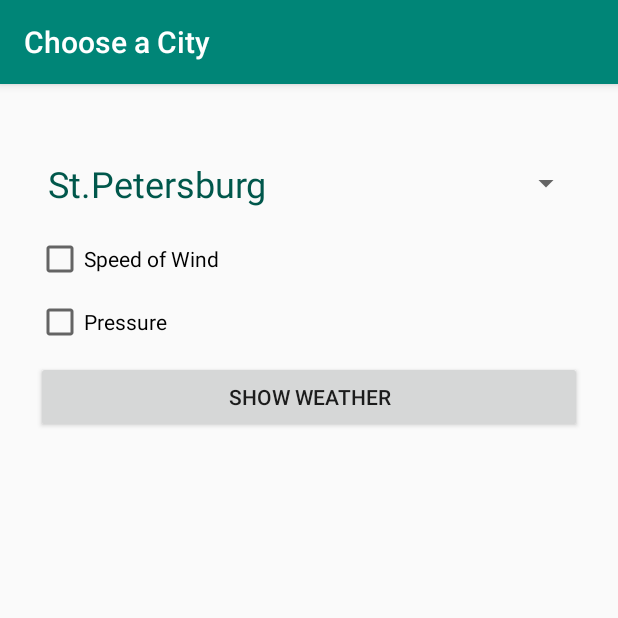
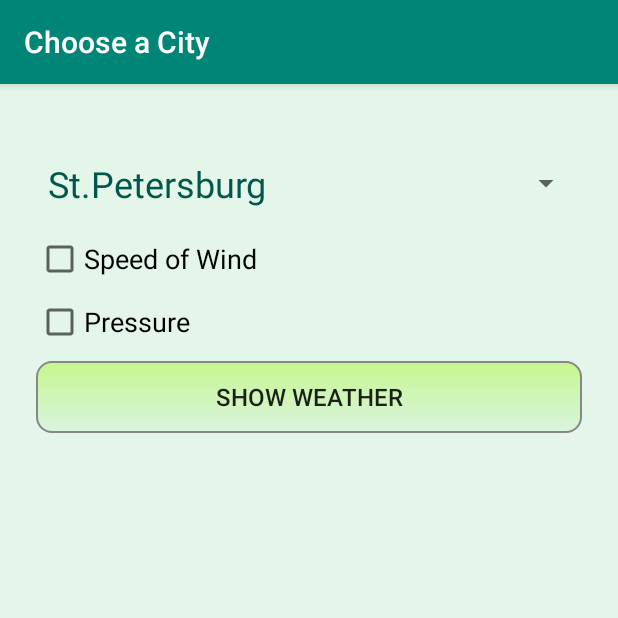
Before and after one commit to bartex12/Android_1, an Android app: the screen it shows after launch (ChooseActivity), on a phone screen of 412 x 824 dp, the top half of it. Run offline under Robolectric (Android 15) with nearby library versions, the phone set to English and light mode, and no system bars.

Commit message:
фон для активностей и кнопки

```diff
--- a/app/src/main/java/com/geekbrains/a1l1_helloworld/ChooseActivity.java
+++ b/app/src/main/java/com/geekbrains/a1l1_helloworld/ChooseActivity.java
@@ -69,7 +69,7 @@ public class ChooseActivity extends AppCompatActivity {
         buttonShow.setOnClickListener(new View.OnClickListener() {
             @Override
             public void onClick(View v) {
-                //так можно получить город через спиннер
+                //а так можно получить город через спиннер
                 city =  spinnerTowns.getSelectedItem().toString();
                 boolean isWind = checkBoxWind.isChecked();
                 boolean isPressure = checkBoxPressure.isChecked();
--- a/app/src/main/java/com/geekbrains/a1l1_helloworld/GreetingsBuilder.java
+++ b/app/src/main/java/com/geekbrains/a1l1_helloworld/GreetingsBuilder.java
@@ -10,7 +10,7 @@ class GreetingsBuilder {
     private static final String TAG = "33333";
 
     String getGreetings(Context context) {
-        Calendar calendar = new GregorianCalendar();
+         Calendar calendar = new GregorianCalendar();
         int currentHour = calendar.get(Calendar.HOUR_OF_DAY);  // час через календарь теперь так
         Log.d(TAG, "currentHour = " + currentHour);
 
--- a/app/src/main/java/com/geekbrains/a1l1_helloworld/ShowActivity.java
+++ b/app/src/main/java/com/geekbrains/a1l1_helloworld/ShowActivity.java
@@ -50,8 +50,8 @@ public class ShowActivity extends AppCompatActivity {
     // учебным характером задачи. Поэтому при повороте экрана данные меняются, поскольку
     //они рандомно формируются в showData(), вызываемом в onCreate() при повороте экрана
     private void showData() {
-        String c = getResources().getString(R.string.city) + ": " + city;
-        textViewCity.setText(c);
+
+        textViewCity.setText(city);
 
         //формируем строку в зависимости от времени суток
         String text = new GreetingsBuilder().getGreetings(getApplicationContext());
@@ -74,6 +74,4 @@ public class ShowActivity extends AppCompatActivity {
        }
 
     }
-
-
 }
--- /dev/null
+++ b/app/src/main/res/drawable/draw.xml
@@ -0,0 +1,15 @@
+<?xml version="1.0" encoding="utf-8"?>
+<shape xmlns:android="http://schemas.android.com/apk/res/android"
+       android:shape="rectangle">
+
+    <gradient
+        android:startColor="#80cff2da"
+        android:endColor="#C6F78D"
+        android:angle="90"/>
+
+    <corners android:radius="10dp" />
+
+    <stroke android:width="1dp"
+        android:color="#878787"/>
+
+</shape>
--- a/app/src/main/res/layout-land/activity_main.xml
+++ b/app/src/main/res/layout-land/activity_main.xml
@@ -4,6 +4,7 @@
     xmlns:tools="http://schemas.android.com/tools"
     android:layout_width="match_parent"
     android:layout_height="match_parent"
+    android:background="#80cff2da"
     tools:context=".ShowActivity">
 
     <LinearLayout
@@ -15,7 +16,8 @@
             android:id="@+id/textViewCity"
             android:layout_width="wrap_content"
             android:layout_height="wrap_content"
-            android:layout_gravity="center_horizontal"
+            android:layout_gravity="start"
+            android:layout_marginStart="24dp"
             android:layout_marginTop="24dp"
             android:text="@string/city"
             android:textColor="@color/colorAccent"
@@ -39,6 +41,7 @@
             android:layout_height="wrap_content"
             android:layout_gravity="start"
             android:layout_marginStart="24dp"
+            android:layout_marginTop="8dp"
             android:textColor="@color/colorPrimaryDark"
             android:textSize="20sp" />
 
@@ -48,6 +51,7 @@
             android:layout_height="wrap_content"
             android:layout_gravity="start"
             android:layout_marginStart="24dp"
+            android:layout_marginBottom="8dp"
             android:textColor="@color/colorPrimaryDark"
             android:textSize="20sp" />
 
--- a/app/src/main/res/layout/activity_choose.xml
+++ b/app/src/main/res/layout/activity_choose.xml
@@ -4,6 +4,7 @@
     xmlns:tools="http://schemas.android.com/tools"
     android:layout_width="match_parent"
     android:layout_height="match_parent"
+    android:background="#80cff2da"
     tools:context=".ChooseActivity">
 
     <LinearLayout
@@ -31,14 +32,16 @@
             android:layout_width="match_parent"
             android:layout_height="wrap_content"
             android:layout_marginTop="10dp"
-            android:text="@string/WindSpeed" />
+            android:text="@string/WindSpeed"
+            android:textSize="18sp" />
 
         <CheckBox
             android:id="@+id/checkBoxPressure"
             android:layout_width="match_parent"
             android:layout_height="wrap_content"
             android:layout_marginTop="10dp"
-            android:text="@string/Pressure" />
+            android:text="@string/Pressure"
+            android:textSize="18sp" />
 
         <Button
             android:id="@+id/buttonShow"
@@ -46,7 +49,9 @@
             android:layout_height="wrap_content"
             android:layout_gravity="center_horizontal"
             android:layout_marginTop="10dp"
-            android:text="@string/ShowWeather" />
+            android:text="@string/ShowWeather"
+            android:textSize="16sp"
+            android:background="@drawable/draw"/>
 
     </LinearLayout>
 </androidx.constraintlayout.widget.ConstraintLayout>
--- a/app/src/main/res/layout/activity_main.xml
+++ b/app/src/main/res/layout/activity_main.xml
@@ -4,6 +4,7 @@
     xmlns:tools="http://schemas.android.com/tools"
     android:layout_width="match_parent"
     android:layout_height="match_parent"
+    android:background="#80cff2da"
     tools:context=".ShowActivity">
 
     <LinearLayout
@@ -15,7 +16,8 @@
             android:id="@+id/textViewCity"
             android:layout_width="wrap_content"
             android:layout_height="wrap_content"
-            android:layout_gravity="center_horizontal"
+            android:layout_gravity="start"
+            android:layout_marginStart="24dp"
             android:layout_marginTop="24dp"
             android:text="@string/city"
             android:textColor="@color/colorAccent"
@@ -39,6 +41,7 @@
             android:layout_height="wrap_content"
             android:layout_gravity="start"
             android:layout_marginStart="24dp"
+            android:layout_marginTop="8dp"
             android:textColor="@color/colorPrimaryDark"
             android:textSize="20sp" />
 
@@ -48,6 +51,7 @@
             android:layout_height="wrap_content"
             android:layout_gravity="start"
             android:layout_marginStart="24dp"
+            android:layout_marginBottom="8dp"
             android:textColor="@color/colorPrimaryDark"
             android:textSize="20sp" />
 
```
